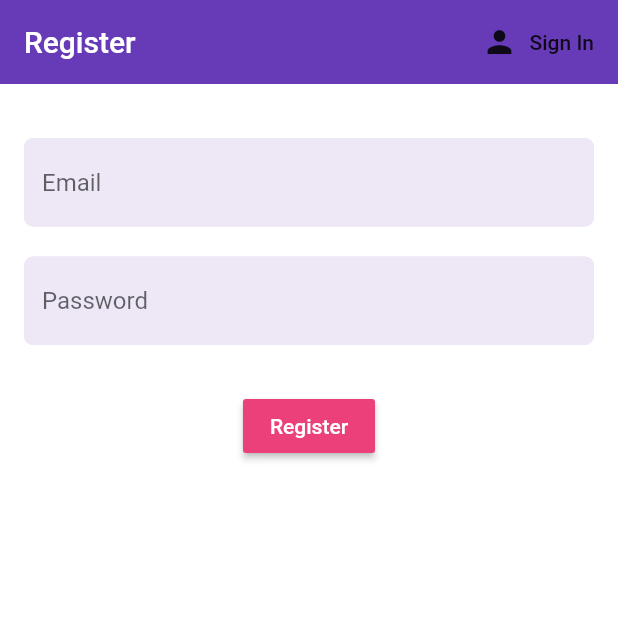
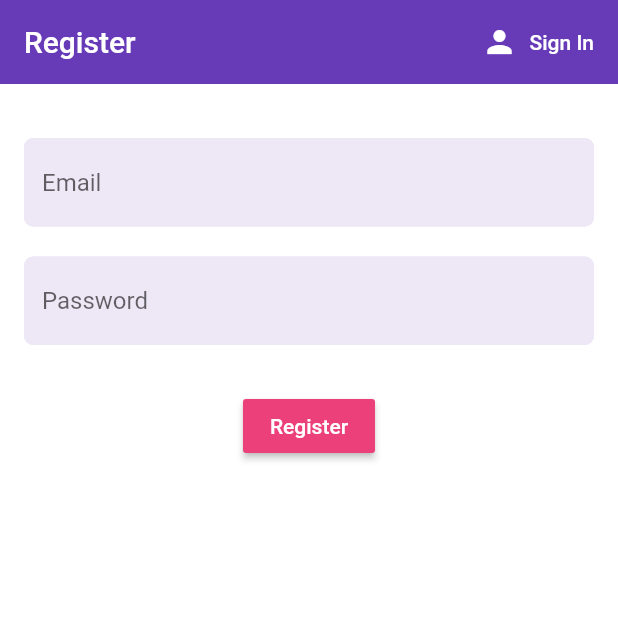
Before and after one commit to ariellindo/flutter-firebase, a Flutter app: the screen it shows after launch, after a tap on "Sign In", after a tap on "Register", on a phone screen of 412 x 824 dp, the top half of it. Run offline on Flutter 3.47's test engine with Material 2 defaults, Android fonts, the phone set to English and light mode, and no system bars; our stand-ins replace firebase_auth, flutter_spinkit; accounts and stored records are empty; network calls fail.

Commit message:
udpate AppBar actions

```diff
--- a/lib/screens/authenticate/register.dart
+++ b/lib/screens/authenticate/register.dart
@@ -15,18 +15,25 @@ class _RegisterState extends State<Register> {
     return Scaffold(
       backgroundColor: Colors.white,
       appBar: AppBar(
-          backgroundColor: Colors.deepPurple,
-          elevation: 0.0,
-          title: Text('Register'),
-          actions: <Widget>[
+        backgroundColor: Colors.deepPurple,
+        elevation: 0.0,
+        title: Text('Register'),
+        actions: <Widget>[
           FlatButton.icon(
             onPressed: () {
               widget.toggleView();
             },
-            icon: Icon(Icons.person),
-            label: Text("Sign In"),
+            icon: Icon(
+              Icons.person,
+              color: Colors.white,
+            ),
+            label: Text(
+              "Sign In",
+              style: TextStyle(color: Colors.white),
+            ),
           ),
-        ],),
+        ],
+      ),
       body: Padding(
         padding: const EdgeInsets.all(16.0),
         child: AuthForm(formType: "Register"),
--- a/lib/screens/authenticate/sign_in.dart
+++ b/lib/screens/authenticate/sign_in.dart
@@ -28,8 +28,16 @@ class _SignInState extends State<SignIn> {
             onPressed: () {
               widget.toggleView();
             },
-            icon: Icon(Icons.person),
-            label: Text("Register"),
+            icon: Icon(
+              Icons.person,
+              color: Colors.white,
+            ),
+            label: Text(
+              "Register",
+              style: TextStyle(
+                color: Colors.white,
+              ),
+            ),
           ),
         ],
       ),
```
Also changed, not shown: lib/screens/home/home.dart (+8 -3 lines).
